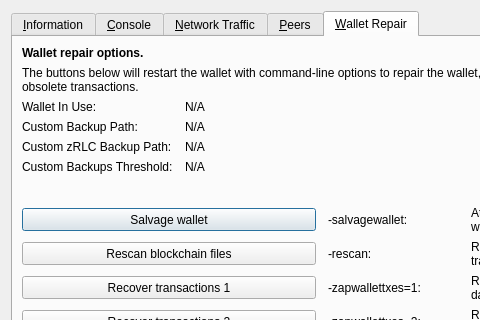
realcoin-rlc/RLC, file src/qt/forms/rpcconsole.ui: the form before one commit; both pictures show x 0 to 480 and y 0 to 320 of the 769 by 485 pixel window.
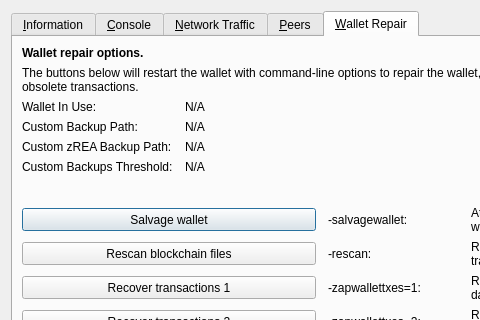
The form after the commit. The open tabs and pages were chosen to show the change. Icons and pictures are not drawn. Custom widgets are drawn as their Qt base class.

Patch:
```diff
--- a/src/qt/forms/rpcconsole.ui
+++ b/src/qt/forms/rpcconsole.ui
@@ -1328,7 +1328,7 @@
        <item row="4" column="0">
         <widget class="QLabel" name="wallet_customzrlcbackuppath_label">
          <property name="text">
-          <string>Custom zRLC Backup Path:</string>
+          <string>Custom zREA Backup Path:</string>
          </property>
          <property name="visible">
           <bool>false</bool>
```
Left out of the diff: 4 changed lines with no effect on the pictures.
